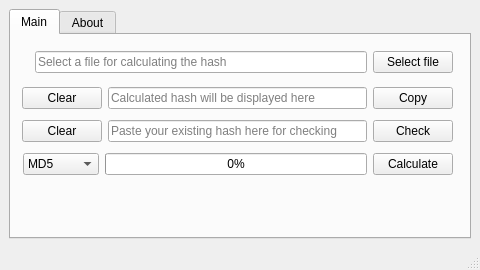
Old version of the form ui/mainwindow.ui in the repository Rizwan-Hasan/Free-Hash-Checker.
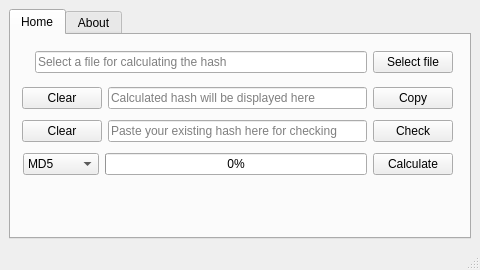
New version of the form. Icons and pictures are not drawn.

```diff
--- a/ui/mainwindow.ui
+++ b/ui/mainwindow.ui
@@ -48,9 +48,15 @@
       <property name="currentIndex">
        <number>0</number>
       </property>
+      <property name="iconSize">
+       <size>
+        <width>20</width>
+        <height>20</height>
+       </size>
+      </property>
       <widget class="QWidget" name="MainTab">
        <attribute name="title">
-        <string>Main</string>
+        <string>Home</string>
        </attribute>
        <widget class="QWidget" name="layoutWidget">
         <property name="geometry">
```
Left out of the diff: 4 changed lines with no effect on the pictures.
